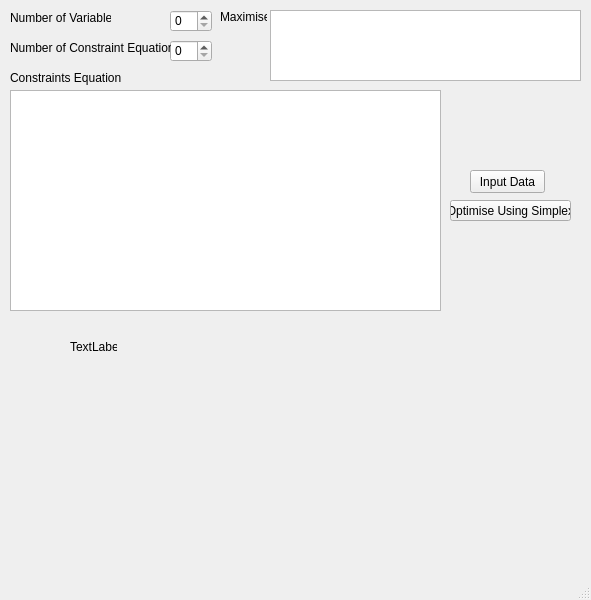
Old version of the form REII313/mainwindow.ui in the repository C-is-for-Cicero/Practical_REII313.
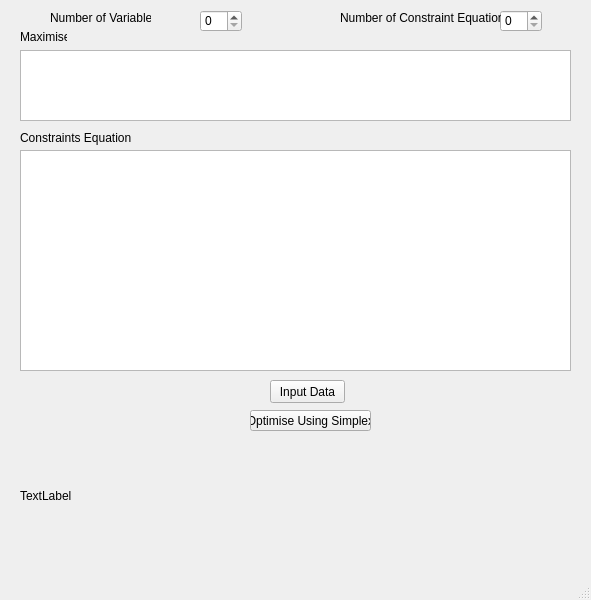
New version of the form.

Commit message: changed gui layout. Wrote code for the simplex solver function. Ouput is as a string to a label

The edit to the form file:
```diff
--- a/REII313/mainwindow.ui
+++ b/REII313/mainwindow.ui
@@ -17,7 +17,7 @@
    <widget class="QSpinBox" name="Num_Vars_SpinBox">
     <property name="geometry">
      <rect>
-      <x>170</x>
+      <x>200</x>
       <y>10</y>
       <width>42</width>
       <height>22</height>
@@ -27,8 +27,8 @@
    <widget class="QSpinBox" name="Num_Constraints_SpinBox">
     <property name="geometry">
      <rect>
-      <x>170</x>
-      <y>40</y>
+      <x>500</x>
+      <y>10</y>
       <width>42</width>
       <height>22</height>
      </rect>
@@ -37,7 +37,7 @@
    <widget class="QLabel" name="label">
     <property name="geometry">
      <rect>
-      <x>10</x>
+      <x>50</x>
       <y>10</y>
       <width>101</width>
       <height>16</height>
@@ -50,8 +50,8 @@
    <widget class="QLabel" name="label_2">
     <property name="geometry">
      <rect>
-      <x>10</x>
-      <y>40</y>
+      <x>340</x>
+      <y>10</y>
       <width>161</width>
       <height>16</height>
      </rect>
@@ -63,8 +63,8 @@
    <widget class="QLabel" name="label_3">
     <property name="geometry">
      <rect>
-      <x>220</x>
-      <y>10</y>
+      <x>20</x>
+      <y>30</y>
       <width>47</width>
       <height>13</height>
      </rect>
@@ -76,9 +76,9 @@
    <widget class="QTableWidget" name="Objective_Function">
     <property name="geometry">
      <rect>
-      <x>270</x>
-      <y>10</y>
-      <width>311</width>
+      <x>20</x>
+      <y>50</y>
+      <width>551</width>
       <height>71</height>
      </rect>
     </property>
@@ -86,9 +86,9 @@
    <widget class="QTableWidget" name="A_Matrix">
     <property name="geometry">
      <rect>
-      <x>10</x>
-      <y>90</y>
-      <width>431</width>
+      <x>20</x>
+      <y>150</y>
+      <width>551</width>
       <height>221</height>
      </rect>
     </property>
@@ -96,8 +96,8 @@
    <widget class="QPushButton" name="Input_data">
     <property name="geometry">
      <rect>
-      <x>470</x>
-      <y>170</y>
+      <x>270</x>
+      <y>380</y>
       <width>75</width>
       <height>23</height>
      </rect>
@@ -109,8 +109,8 @@
    <widget class="QPushButton" name="Optimise">
     <property name="geometry">
      <rect>
-      <x>450</x>
-      <y>200</y>
+      <x>250</x>
+      <y>410</y>
       <width>121</width>
       <height>21</height>
      </rect>
@@ -122,8 +122,8 @@
    <widget class="QLabel" name="label_4">
     <property name="geometry">
      <rect>
-      <x>10</x>
-      <y>70</y>
+      <x>20</x>
+      <y>130</y>
       <width>111</width>
       <height>16</height>
      </rect>
@@ -135,10 +135,10 @@
    <widget class="QLabel" name="test">
     <property name="geometry">
      <rect>
-      <x>70</x>
-      <y>340</y>
-      <width>47</width>
-      <height>13</height>
+      <x>20</x>
+      <y>440</y>
+      <width>551</width>
+      <height>111</height>
      </rect>
     </property>
     <property name="text">
```
Left out of the diff: 2 changed lines with no effect on the pictures. The commit also changes 3 other files.
